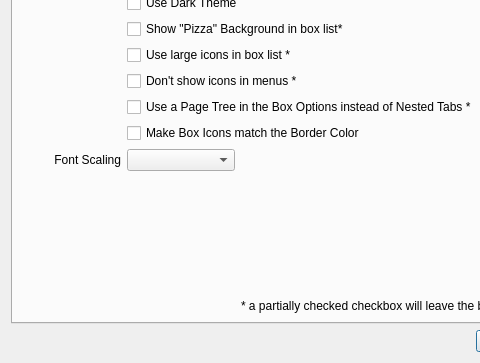
sandboxie-plus/Sandboxie, file SandboxiePlus/SandMan/Forms/SettingsWindow.ui: the form before one commit; both pictures show x 0 to 480 and y 101 to 464 of the 739 by 464 pixel window.
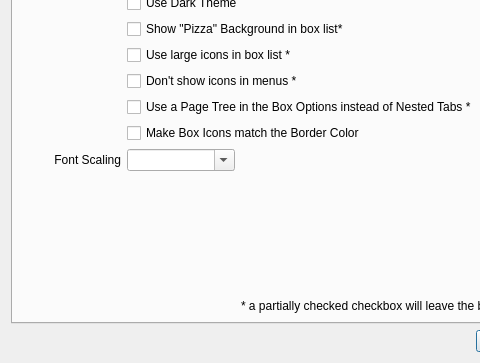
The form after the commit. The open tabs and pages were chosen to show the change. Icons and pictures are not drawn.

What changed in the file:
```diff
--- a/SandboxiePlus/SandMan/Forms/SettingsWindow.ui
+++ b/SandboxiePlus/SandMan/Forms/SettingsWindow.ui
@@ -483,7 +483,7 @@
            <item row="8" column="1">
             <widget class="QComboBox" name="cmbFontScale">
              <property name="editable">
-              <bool>false</bool>
+              <bool>true</bool>
              </property>
             </widget>
            </item>
```
